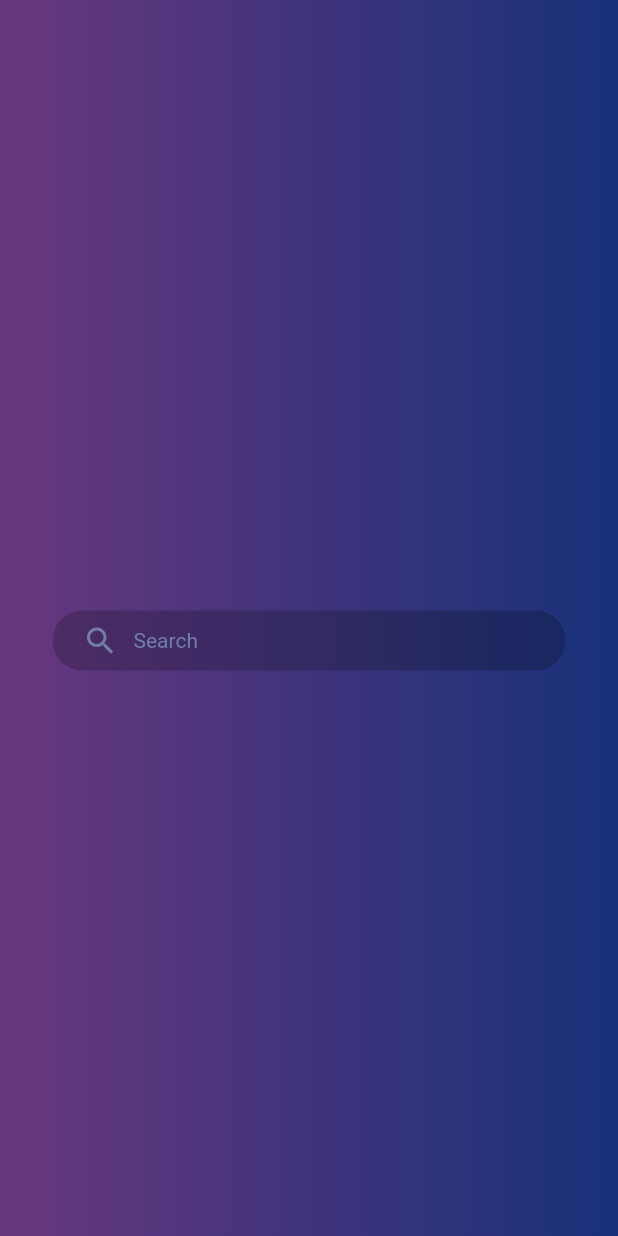
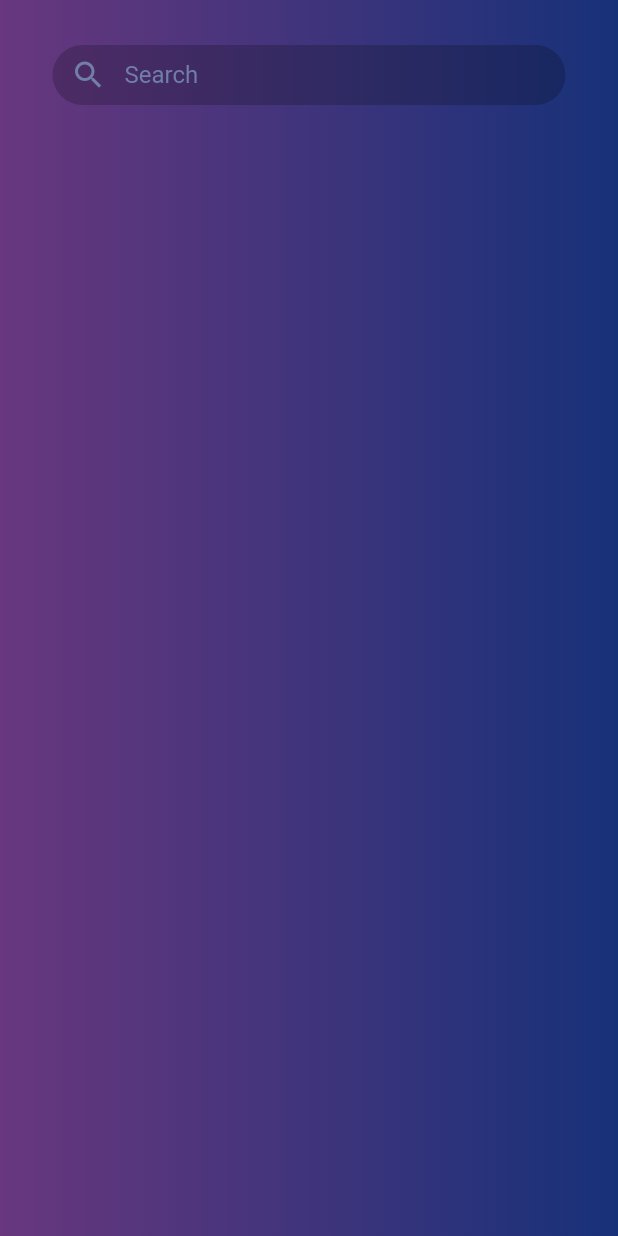
Before and after one commit to neddstarkk/skybeat-music-player, a Flutter app: the ExplorePage screen opened directly, on a phone screen of 412 x 824 dp. Run offline on Flutter 3.47's test engine with Material 2 defaults, Android fonts, the phone set to English and light mode, and no system bars; our stand-ins replace font_awesome_flutter, simple_animations.

Commit message:
SearchBar UI on explore page completed

```diff
--- a/skybeat/lib/screens/explore_page/explore_page.dart
+++ b/skybeat/lib/screens/explore_page/explore_page.dart
@@ -2,6 +2,7 @@ import 'package:flutter/material.dart';
 import 'package:flutter/widgets.dart';
 import 'package:simple_animations/simple_animations.dart';
 import 'package:simple_animations/simple_animations/multi_track_tween.dart';
+import 'package:skybeat/screens/explore_page/widgets/searchbar.dart';
 
 class ExplorePage extends StatelessWidget {
   const ExplorePage({Key key}) : super(key: key);
@@ -42,47 +43,13 @@ class ExplorePage extends StatelessWidget {
                       ),
                     ),
                   )),
-          SingleChildScrollView(
-            scrollDirection: Axis.vertical,
-            child: Column(
-              mainAxisAlignment: MainAxisAlignment.start,
-              children: <Widget>[
-                SizedBox(height: MediaQuery.of(context).padding.top + 30),
-                Container(
-                  height: 40.0,
-                  width: MediaQuery.of(context).size.width - 70,
-                  decoration: BoxDecoration(
-                    color: Colors.transparent.withOpacity(0.2),
-                    borderRadius: BorderRadius.circular(30.0),
-                  ),
-                  child: Row(
-                    mainAxisAlignment: MainAxisAlignment.start,
-                    children: <Widget>[
-                      SizedBox(
-                        width: 20.0,
-                      ),
-                      Icon(
-                        Icons.search,
-                        color: Color(0xFF707EA8),
-                      ),
-                      SizedBox(
-                        width: 10.0,
-                      ),
-                      Text(
-                        "Search",
-                        style: TextStyle(color: Color(0xFF707EA8)),
-                      )
-                    ],
-                  ),
-                ),
-                SingleChildScrollView(
-                  scrollDirection: Axis.horizontal,
-                  child: Row(
+          Column(
+            mainAxisAlignment: MainAxisAlignment.start,
+            children: <Widget>[
+              SizedBox(height: MediaQuery.of(context).padding.top + 30),
+              SearchBar(),
 
-                  ),
-                )
-              ],
-            ),
+            ],
           ),
         ],
       ),
--- /dev/null
+++ b/skybeat/lib/screens/explore_page/widgets/searchbar.dart
@@ -0,0 +1,28 @@
+import 'package:flutter/material.dart';
+
+class SearchBar extends StatelessWidget {
+  @override
+  Widget build(BuildContext context) {
+    return Container(
+      height: 40.0,
+      width: MediaQuery.of(context).size.width - 70,
+      child: TextField(
+        decoration: InputDecoration(
+          hintText: "Search",
+          hintStyle: TextStyle(color: Color(0xFF707EA8)),
+          prefixIcon: Icon(
+            Icons.search,
+            color: Color(0xFF707EA8),
+          ),
+          contentPadding: EdgeInsets.only(left: 25.0),
+          fillColor: Colors.transparent.withOpacity(0.2),
+          filled: true,
+          border: OutlineInputBorder(
+            borderSide: BorderSide.none,
+            borderRadius: BorderRadius.circular(30.0),
+          ),
+        ),
+      ),
+    );
+  }
+}
```
